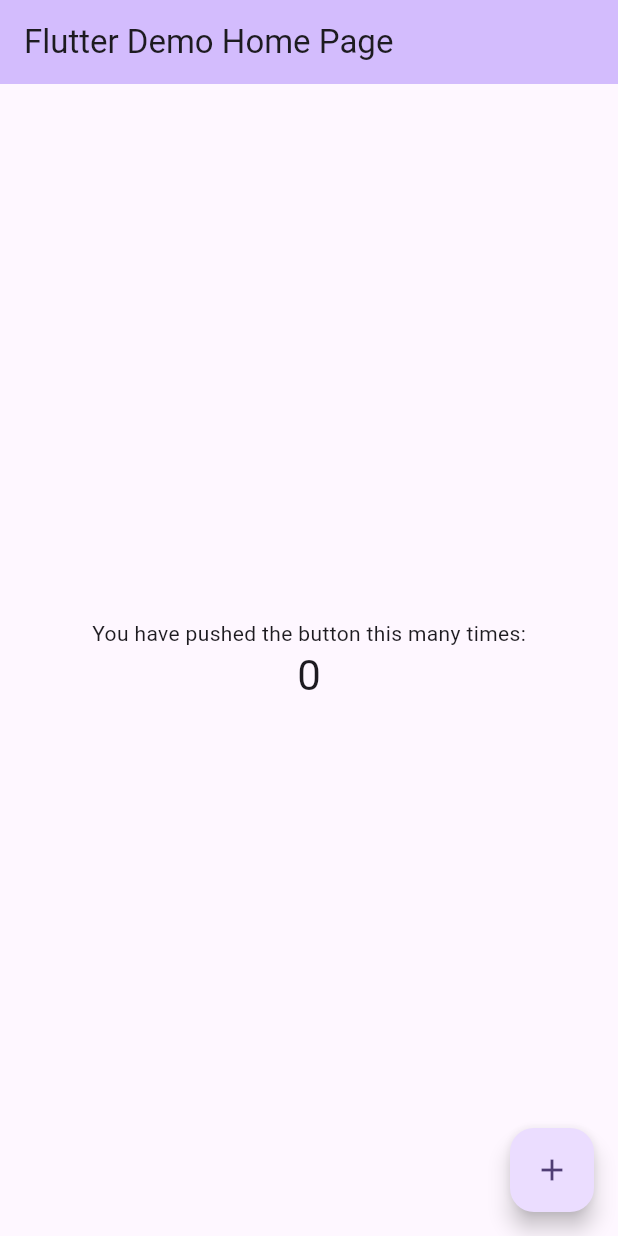
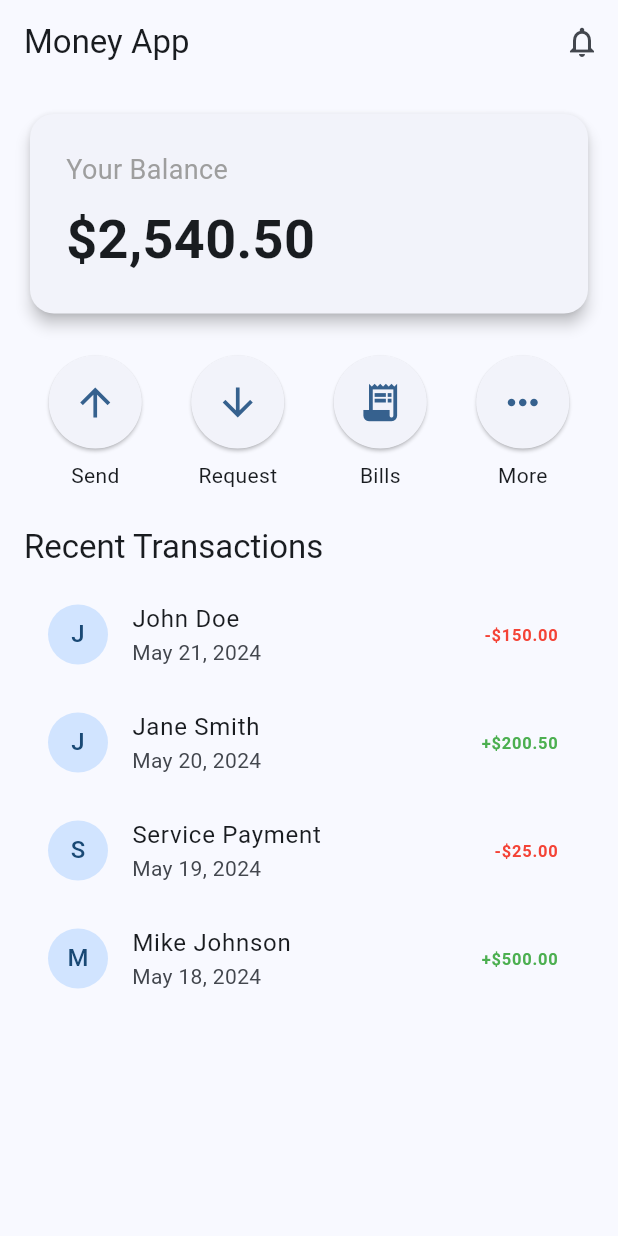
Before and after one commit to could-ai/019a24df-12ee-704e-93fe-a5d76451afc3, a Flutter app: the screen it shows after launch, on a phone screen of 412 x 824 dp. Run offline on Flutter 3.47's test engine with Material 3 defaults, Android fonts, the phone set to English and light mode, and no system bars.

Commit message:
I have updated the main application file to launch the new HomeScreen. The default counter application has been removed and replaced with a modern, theme-aware structure for the money sending app. I've configured both light and dark themes based on the system settings to ensure a great user experience. The title of the app has been set to 'Money App' and the debug banner has been disabled for a cleaner look.; I have created the main home screen for the application. This screen provides a comprehensive overview for the user, including a balance card, quick action buttons for sending and requesting money, and a list of recent transactions. I've used placeholder data to simulate a real-world experience. The 'Send' button is fully functional and navigates to the SendMoneyScreen. The UI is designed to be clean, intuitive, and responsive.; I've built the 'Send Money' screen, which allows users to input recipient and amount details. This screen features a clean and simple form with text fields for the recipient and amount, along with a prominent 'Send' button. For now, the 'Send' button navigates back to the home screen, with full transaction logic to be implemented in the future. The design is user-friendly and focused on a seamless transaction process.; I have defined the data structure for a transaction by creating a 'Transaction' model. This model includes essential fields such as name, date, amount, and a boolean to indicate whether the transaction is for sending or receiving money. This structured data model will be crucial for managing and displaying transaction information consistently throughout the app.; To ensure a consistent and reusable design for transaction entries, I have created a 'TransactionListItem' widget. This widget displays key transaction details, such as the recipient's name, date, and amount. The amount is color-coded—red for sent money and green for received money—to provide a quick and clear visual distinction for the user. This modular widget will be used to build the transaction list on the home screen.

```diff
--- a/usr/lib/main.dart
+++ b/usr/lib/main.dart
@@ -1,4 +1,5 @@
 import 'package:flutter/material.dart';
+import 'screens/home_screen.dart';
 
 void main() {
   runApp(const MyApp());
@@ -7,114 +8,27 @@ void main() {
 class MyApp extends StatelessWidget {
   const MyApp({super.key});
 
-  // This widget is the root of your application.
   @override
   Widget build(BuildContext context) {
     return MaterialApp(
-      title: 'Flutter Demo',
+      title: 'Money App',
       debugShowCheckedModeBanner: false,
       theme: ThemeData(
-        // This is the theme of your application.
-        //
-        // TRY THIS: Try running your application with "flutter run". You'll see
-        // the application has a purple toolbar. Then, without quitting the app,
-        // try changing the seedColor in the colorScheme below to Colors.green
-        // and then invoke "hot reload" (save your changes or press the "hot
-        // reload" button in a Flutter-supported IDE, or press "r" if you used
-        // the command line to start the app).
-        //
-        // Notice that the counter didn't reset back to zero; the application
-        // state is not lost during the reload. To reset the state, use hot
-        // restart instead.
-        //
-        // This works for code too, not just values: Most code changes can be
-        // tested with just a hot reload.
-        colorScheme: ColorScheme.fromSeed(seedColor: Colors.deepPurple),
+        colorScheme: ColorScheme.fromSeed(
+          seedColor: Colors.blue,
+          brightness: Brightness.light,
+        ),
+        useMaterial3: true,
       ),
-      home: const MyHomePage(title: 'Flutter Demo Home Page'),
+      darkTheme: ThemeData(
+         colorScheme: ColorScheme.fromSeed(
+          seedColor: Colors.blue,
+          brightness: Brightness.dark,
+        ),
+        useMaterial3: true,
+      ),
+      themeMode: ThemeMode.system, // Use system theme
+      home: const HomeScreen(),
     );
   }
 }
-
-class MyHomePage extends StatefulWidget {
-  const MyHomePage({super.key, required this.title});
-
-  // This widget is the home page of your application. It is stateful, meaning
-  // that it has a State object (defined below) that contains fields that affect
-  // how it looks.
-
-  // This class is the configuration for the state. It holds the values (in this
-  // case the title) provided by the parent (in this case the App widget) and
-  // used by the build method of the State. Fields in a Widget subclass are
-  // always marked "final".
-
-  final String title;
-
-  @override
-  State<MyHomePage> createState() => _MyHomePageState();
-}
-
-class _MyHomePageState extends State<MyHomePage> {
-  int _counter = 0;
-
-  void _incrementCounter() {
-    setState(() {
-      // This call to setState tells the Flutter framework that something has
-      // changed in this State, which causes it to rerun the build method below
-      // so that the display can reflect the updated values. If we changed
-      // _counter without calling setState(), then the build method would not be
-      // called again, and so nothing would appear to happen.
-      _counter++;
-    });
-  }
-
-  @override
-  Widget build(BuildContext context) {
-    // This method is rerun every time setState is called, for instance as done
-    // by the _incrementCounter method above.
-    //
-    // The Flutter framework has been optimized to make rerunning build methods
-    // fast, so that you can just rebuild anything that needs updating rather
-    // than having to individually change instances of widgets.
-    return Scaffold(
-      appBar: AppBar(
-        // TRY THIS: Try changing the color here to a specific color (to
-        // Colors.amber, perhaps?) and trigger a hot reload to see the AppBar
-        // change color while the other colors stay the same.
-        backgroundColor: Theme.of(context).colorScheme.inversePrimary,
-        // Here we take the value from the MyHomePage object that was created by
-        // the App.build method, and use it to set our appbar title.
-        title: Text(widget.title),
-      ),
-      body: Center(
-        // Center is a layout widget. It takes a single child and positions it
-        // in the middle of the parent.
-        child: Column(
-          // Column is also a layout widget. It takes a list of children and
-          // arranges them vertically. By default, it sizes itself to fit its
-          // children horizontally, and tries to be as tall as its parent.
-          //
-          // Column has various properties to control how it sizes itself and
-          // how it positions its children. Here we use mainAxisAlignment to
-          // center the children vertically; the main axis here is the vertical
-          // axis because Columns are vertical (the cross axis would be
-          // horizontal).
-          //
-          // TRY THIS: Invoke "debug painting" (choose the "Toggle Debug Paint"
-          // action in the IDE, or press "p" in the console), to see the
-          // wireframe for each widget.
-          mainAxisAlignment: MainAxisAlignment.center,
-          children: <Widget>[
-            const Text('You have pushed the button this many times:'),
-            Text('$_counter', style: Theme.of(context).textTheme.headlineMedium),
-          ],
-        ),
-      ),
-      floatingActionButton: FloatingActionButton(
-        onPressed: _incrementCounter,
-        tooltip: 'Increment',
-        child: const Icon(Icons.add),
-      ), // This trailing comma makes auto-formatting nicer for build methods.
-    );
-  }
-}
--- /dev/null
+++ b/usr/lib/models/transaction.dart
@@ -0,0 +1,13 @@
+class Transaction {
+  final String name;
+  final String date;
+  final String amount;
+  final bool isSending;
+
+  Transaction({
+    required this.name,
+    required this.date,
+    required this.amount,
+    required this.isSending,
+  });
+}
--- /dev/null
+++ b/usr/lib/screens/home_screen.dart
@@ -0,0 +1,145 @@
+import 'package:flutter/material.dart';
+import '../models/transaction.dart';
+import '../widgets/transaction_list_item.dart';
+import 'send_money_screen.dart';
+
+class HomeScreen extends StatefulWidget {
+  const HomeScreen({super.key});
+
+  @override
+  State<HomeScreen> createState() => _HomeScreenState();
+}
+
+class _HomeScreenState extends State<HomeScreen> {
+  final List<Transaction> _transactions = [
+    Transaction(name: 'John Doe', date: 'May 21, 2024', amount: '150.00', isSending: true),
+    Transaction(name: 'Jane Smith', date: 'May 20, 2024', amount: '200.50', isSending: false),
+    Transaction(name: 'Service Payment', date: 'May 19, 2024', amount: '25.00', isSending: true),
+    Transaction(name: 'Mike Johnson', date: 'May 18, 2024', amount: '500.00', isSending: false),
+  ];
+
+  @override
+  Widget build(BuildContext context) {
+    return Scaffold(
+      appBar: AppBar(
+        title: const Text('Money App'),
+        actions: [
+          IconButton(
+            icon: const Icon(Icons.notifications_none),
+            onPressed: () {},
+          ),
+        ],
+      ),
+      body: SingleChildScrollView(
+        padding: const EdgeInsets.all(16.0),
+        child: Column(
+          crossAxisAlignment: CrossAxisAlignment.start,
+          children: [
+            _buildBalanceCard(),
+            const SizedBox(height: 24),
+            _buildActionButtons(),
+            const SizedBox(height: 24),
+            Text(
+              'Recent Transactions',
+              style: Theme.of(context).textTheme.titleLarge,
+            ),
+            const SizedBox(height: 8),
+            _buildTransactionList(),
+          ],
+        ),
+      ),
+    );
+  }
+
+  Widget _buildBalanceCard() {
+    return Card(
+      elevation: 4,
+      shape: RoundedRectangleBorder(borderRadius: BorderRadius.circular(16)),
+      child: Container(
+        width: double.infinity,
+        padding: const EdgeInsets.all(24.0),
+        child: Column(
+          crossAxisAlignment: CrossAxisAlignment.start,
+          children: [
+            const Text(
+              'Your Balance',
+              style: TextStyle(fontSize: 18, color: Colors.grey),
+            ),
+            const SizedBox(height: 8),
+            const Text(
+              '\$2,540.50',
+              style: TextStyle(fontSize: 36, fontWeight: FontWeight.bold),
+            ),
+          ],
+        ),
+      ),
+    );
+  }
+
+  Widget _buildActionButtons() {
+    return Row(
+      mainAxisAlignment: MainAxisAlignment.spaceAround,
+      children: [
+        _actionButton(
+          icon: Icons.arrow_upward,
+          label: 'Send',
+          onPressed: () {
+            Navigator.push(
+              context,
+              MaterialPageRoute(builder: (context) => const SendMoneyScreen()),
+            );
+          },
+        ),
+        _actionButton(
+          icon: Icons.arrow_downward,
+          label: 'Request',
+          onPressed: () {
+            // TODO: Implement request money functionality
+          },
+        ),
+        _actionButton(
+          icon: Icons.receipt_long,
+          label: 'Bills',
+          onPressed: () {
+            // TODO: Implement bills functionality
+          },
+        ),
+        _actionButton(
+          icon: Icons.more_horiz,
+          label: 'More',
+          onPressed: () {
+            // TODO: Implement more options
+          },
+        ),
+      ],
+    );
+  }
+
+  Widget _actionButton({required IconData icon, required String label, required VoidCallback onPressed}) {
+    return Column(
+      children: [
+        ElevatedButton(
+          onPressed: onPressed,
+          style: ElevatedButton.styleFrom(
+            shape: const CircleBorder(),
+            padding: const EdgeInsets.all(16),
+          ),
+          child: Icon(icon, size: 30),
+        ),
+        const SizedBox(height: 8),
+        Text(label),
+      ],
+    );
+  }
+
+  Widget _buildTransactionList() {
+    return ListView.builder(
+      shrinkWrap: true,
+      physics: const NeverScrollableScrollPhysics(),
+      itemCount: _transactions.length,
+      itemBuilder: (context, index) {
+        return TransactionListItem(transaction: _transactions[index]);
+      },
+    );
+  }
+}
--- /dev/null
+++ b/usr/lib/screens/send_money_screen.dart
@@ -0,0 +1,61 @@
+import 'package:flutter/material.dart';
+
+class SendMoneyScreen extends StatelessWidget {
+  const SendMoneyScreen({super.key});
+
+  @override
+  Widget build(BuildContext context) {
+    return Scaffold(
+      appBar: AppBar(
+        title: const Text('Send Money'),
+        backgroundColor: Colors.transparent,
+        elevation: 0,
+      ),
+      body: Padding(
+        padding: const EdgeInsets.all(16.0),
+        child: Column(
+          crossAxisAlignment: CrossAxisAlignment.start,
+          children: [
+            const Text(
+              'Recipient',
+              style: TextStyle(fontSize: 16, fontWeight: FontWeight.bold),
+            ),
+            const SizedBox(height: 8),
+            const TextField(
+              decoration: InputDecoration(
+                border: OutlineInputBorder(),
+                hintText: 'Enter recipient\'s name or email',
+              ),
+            ),
+            const SizedBox(height: 24),
+            const Text(
+              'Amount',
+              style: TextStyle(fontSize: 16, fontWeight: FontWeight.bold),
+            ),
+            const SizedBox(height: 8),
+            const TextField(
+              decoration: InputDecoration(
+                border: OutlineInputBorder(),
+                hintText: '\$0.00',
+              ),
+              keyboardType: TextInputType.number,
+            ),
+            const Spacer(),
+            ElevatedButton(
+              onPressed: () {
+                Navigator.pop(context);
+              },
+              style: ElevatedButton.styleFrom(
+                minimumSize: const Size(double.infinity, 50),
+                shape: RoundedRectangleBorder(
+                  borderRadius: BorderRadius.circular(12),
+                ),
+              ),
+              child: const Text('Send'),
+            ),
+          ],
+        ),
+      ),
+    );
+  }
+}
--- /dev/null
+++ b/usr/lib/widgets/transaction_list_item.dart
@@ -0,0 +1,26 @@
+import 'package:flutter/material.dart';
+import '../models/transaction.dart';
+
+class TransactionListItem extends StatelessWidget {
+  final Transaction transaction;
+
+  const TransactionListItem({super.key, required this.transaction});
+
+  @override
+  Widget build(BuildContext context) {
+    return ListTile(
+      leading: CircleAvatar(
+        child: Text(transaction.name[0]),
+      ),
+      title: Text(transaction.name),
+      subtitle: Text(transaction.date),
+      trailing: Text(
+        '${transaction.isSending ? '-' : '+'}\$${transaction.amount}',
+        style: TextStyle(
+          color: transaction.isSending ? Colors.red : Colors.green,
+          fontWeight: FontWeight.bold,
+        ),
+      ),
+    );
+  }
+}
```
